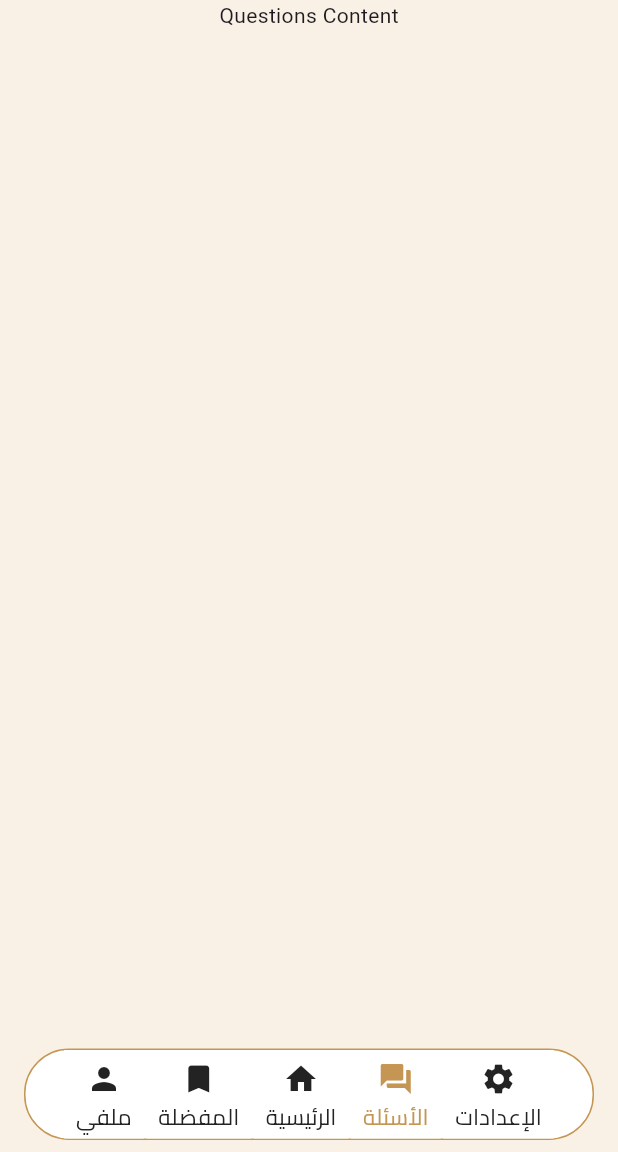
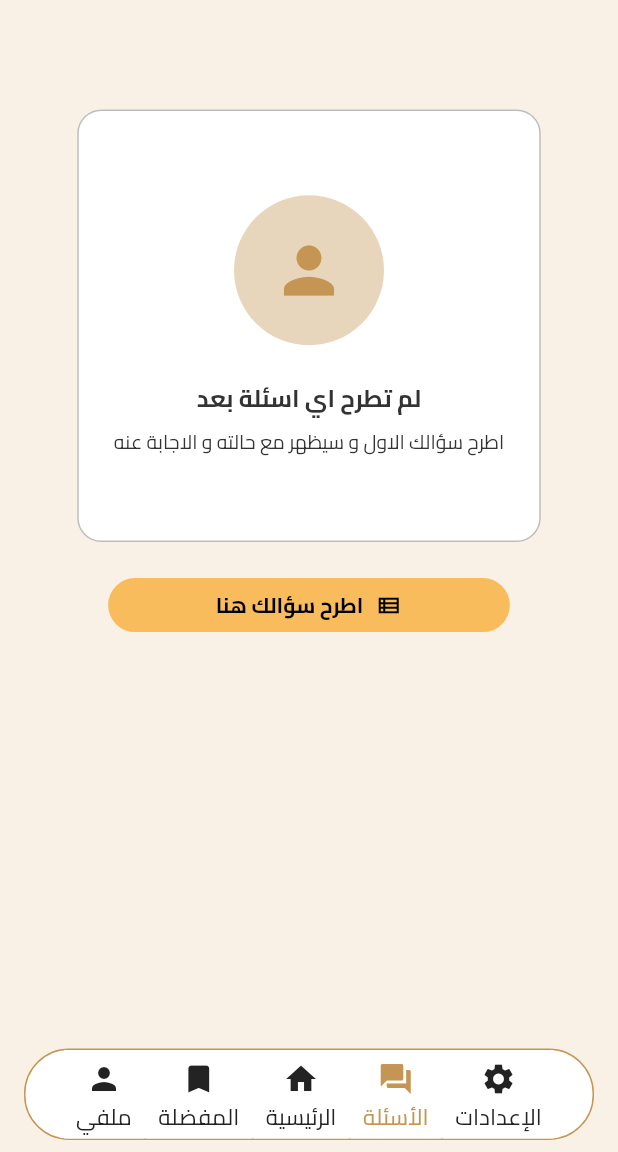
Before and after one commit to HaniHankoul/newer_version_of_hadith_app, a Flutter app: the screen it shows after launch, item 4 of the bottom bar chosen, on a phone screen of 412 x 824 dp, the part 84-1236 px from its top. Run offline on Flutter 3.47's test engine with Material 3 defaults, Android fonts, the phone set to English and light mode, and no system bars; our stand-ins replace flutter_bloc, flutter_svg, go_router.

Commit message:
auth(login) and questions_screen

```diff
--- /dev/null
+++ b/devtools_options.yaml
@@ -0,0 +1,3 @@
+description: This file stores settings for Dart & Flutter DevTools.
+documentation: https://docs.flutter.dev/tools/devtools/extensions#configure-extension-enablement-states
+extensions:
--- a/lib/app/core/navigation/UI/navigation_panel.dart
+++ b/lib/app/core/navigation/UI/navigation_panel.dart
@@ -27,7 +27,6 @@ class NavigationPanel extends StatelessWidget {
               color: Colors.white,
             ),
             child: Row(
-              mainAxisSize: MainAxisSize.min,
               mainAxisAlignment: MainAxisAlignment.spaceEvenly,
               children: [
                 NavigationElements(
--- a/lib/app/core/routing/app_route.dart
+++ b/lib/app/core/routing/app_route.dart
@@ -1,8 +1,12 @@
 import 'package:go_router/go_router.dart';
 
+import '../../features/auth/login/UI/login_screen.dart';
 import '../../features/home/UI/home_screen.dart';
 
 // GoRouter configuration
 final router = GoRouter(
-  routes: [GoRoute(path: '/', builder: (context, state) => HomeScreen())],
+  routes: [
+    GoRoute(path: '/', builder: (context, state) => HomeScreen()),
+    GoRoute(path: '/login', builder: (context, state) => LoginScreen()),
+  ],
 );
--- a/lib/app/core/widgets/custom_text.dart
+++ b/lib/app/core/widgets/custom_text.dart
@@ -18,6 +18,7 @@ class CustomText extends StatelessWidget {
   @override
   Widget build(BuildContext context) {
     return Text(
+      textDirection: TextDirection.rtl,
       text,
       style: TextStyle(
         color: color,
--- a/lib/app/core/widgets/universal_button.dart
+++ b/lib/app/core/widgets/universal_button.dart
@@ -2,59 +2,93 @@ import 'package:flutter/material.dart';
 import 'package:hadith_app/app/core/helper/general_sizes.dart';
 import 'package:hadith_app/app/core/widgets/custom_text.dart';
 
-import '../app_theme.dart';
-
-class UniversalButton extends StatelessWidget {
+class UniversalButton extends StatefulWidget {
   const UniversalButton({
     super.key,
-    this.width,
+    this.widthPortion,
+    this.height,
     required this.onTap,
     required this.title,
     required this.color,
     required this.textColor,
     required this.borderColor,
-    required this.icon,
+    this.icon,
   });
   final VoidCallback onTap;
-  final double? width;
-  final IconData icon;
+  final double? widthPortion;
+  final double? height;
+  final IconData? icon;
   final String title;
   final Color color;
   final Color textColor;
   final Color borderColor;
+
+  @override
+  State<UniversalButton> createState() => _UniversalButtonState();
+}
+
+class _UniversalButtonState extends State<UniversalButton> {
+  bool _isPressed = false;
+
+  void _setPressed(bool value) {
+    if (_isPressed == value) {
+      return;
+    }
+
+    setState(() {
+      _isPressed = value;
+    });
+  }
+
+  void _handleTap() {
+    widget.onTap();
+    _setPressed(false);
+  }
+
   @override
   Widget build(BuildContext context) {
-    return InkWell(
-      onTap: onTap,
-      splashColor: AppColors.black,
-      focusColor: AppColors.black,
-      highlightColor: AppColors.black,
+    final screenWidth = MediaQuery.of(context).size.width;
+
+    return AnimatedScale(
+      scale: _isPressed ? 0.96 : 1.0,
+      duration: const Duration(milliseconds: 120),
+      curve: Curves.easeOut,
+      child: InkWell(
+        onTap: _handleTap,
+        onTapDown: (_) => _setPressed(true),
+        onTapCancel: () => _setPressed(false),
+        borderRadius: BorderRadius.circular(borderRadiusL),
         child: Container(
-        width: width,
+          width: widget.widthPortion == null
+              ? widget.widthPortion
+              : screenWidth * widget.widthPortion!,
+          height: widget.height == null ? widget.height : widget.height!,
           padding: EdgeInsets.symmetric(
             horizontal: GeneralSizes.small,
             vertical: 6,
           ),
           decoration: BoxDecoration(
-          color: color,
+            color: widget.color,
             borderRadius: BorderRadius.circular(borderRadiusL),
-          border: Border.all(color: borderColor, width: 2),
+            border: Border.all(color: widget.borderColor, width: 2),
           ),
           child: Row(
             mainAxisAlignment: MainAxisAlignment.center,
             textDirection: TextDirection.rtl,
             children: [
-            Icon(icon, size: 18, color: textColor),
+              if (widget.icon != null)
+                Icon(widget.icon, size: 18, color: widget.textColor),
               SizedBox(width: GeneralSizes.small),
               CustomText(
-              text: title,
-              color: textColor,
+                text: widget.title,
+                color: widget.textColor,
                 fontSize: 14,
                 fontWeight: FontWeight.w700,
               ),
             ],
           ),
         ),
+      ),
     );
   }
 }
--- a/lib/app/core/widgets/universal_container.dart
+++ b/lib/app/core/widgets/universal_container.dart
@@ -2,16 +2,21 @@ import 'package:flutter/material.dart';
 import 'package:hadith_app/app/core/app_theme.dart';
 import 'package:hadith_app/app/core/helper/general_sizes.dart';
 
+// ignore: must_be_immutable
 class UniversalContainer extends StatelessWidget {
-  const UniversalContainer({
+  UniversalContainer({
     super.key,
-    required this.child,
     required this.heightPortion,
     required this.widthPortion,
+    this.color,
+    this.borderColor,
+    required this.child,
   });
   final double heightPortion;
   final double widthPortion;
   final Widget child;
+  Color? color = AppColors.white;
+  Color? borderColor = Colors.black26;
   @override
   Widget build(BuildContext context) {
     final screenHeight = MediaQuery.of(context).size.height;
@@ -21,8 +26,8 @@ class UniversalContainer extends StatelessWidget {
       width: screenWidth * widthPortion,
       decoration: BoxDecoration(
         borderRadius: BorderRadius.circular(GeneralSizes.medium),
-        border: Border.all(color: Colors.black26),
-        color: AppColors.white,
+        border: Border.all(color: borderColor ?? Colors.black26),
+        color: color ?? AppColors.white,
       ),
       child: child,
     );
--- a/lib/app/features/home/UI/home_screen.dart
+++ b/lib/app/features/home/UI/home_screen.dart
@@ -5,6 +5,7 @@ import 'package:hadith_app/app/core/widgets/custom_drawer.dart';
 import 'package:hadith_app/app/core/widgets/custom_text.dart';
 import 'package:hadith_app/app/features/favourite/UI/favourite_screen.dart';
 import 'package:hadith_app/app/features/profile/UI/profile_screen.dart';
+import 'package:hadith_app/app/features/questions/UI/questions_screen.dart';
 import '../../../core/navigation/UI/navigation_panel.dart';
 import '../../../core/navigation/logic/navigation_cubit.dart';
 import 'home_body.dart';
@@ -57,7 +58,7 @@ Widget body(NavigationState state) {
     case NavigationState.profile:
       return ProfileScreen();
     case NavigationState.questions:
-      return Center(child: Text('Questions Content'));
+      return QuestionsScreen();
     case NavigationState.favourites:
       return FavouriteScreen();
   }
--- /dev/null
+++ b/lib/app/features/questions/UI/questions_screen.dart
@@ -0,0 +1,68 @@
+import 'package:flutter/material.dart';
+import 'package:hadith_app/app/core/widgets/universal_button.dart';
+
+import '../../../core/app_theme.dart';
+import '../../../core/helper/general_sizes.dart';
+import '../../../core/widgets/custom_text.dart';
+import '../../../core/widgets/universal_container.dart';
+import 'widgets/dialog_body.dart';
+
+class QuestionsScreen extends StatelessWidget {
+  const QuestionsScreen({super.key});
+
+  @override
+  Widget build(BuildContext context) {
+    return SizedBox(
+      height: MediaQuery.of(context).size.height * .6,
+      width: double.infinity,
+      child: Column(
+        mainAxisAlignment: MainAxisAlignment.center,
+        children: [
+          UniversalContainer(
+            heightPortion: .35,
+            widthPortion: .75,
+            child: Column(
+              mainAxisAlignment: MainAxisAlignment.center,
+              children: [
+                CircleAvatar(
+                  backgroundColor: AppColors.primary.withAlpha(100),
+                  radius: 50,
+                  child: Icon(Icons.person, size: 50, color: AppColors.primary),
+                ),
+                verticalLargeSpacing(),
+                CustomText(
+                  text: ' لم تطرح اي اسئلة بعد ',
+                  fontWeight: FontWeight.w700,
+                  fontSize: 16,
+                ),
+                verticalSmallSpacing(),
+                CustomText(
+                  fontSize: 13,
+                  text: 'اطرح سؤالك الاول و سيظهر مع حالته و الاجابة عنه',
+                ),
+              ],
+            ),
+          ),
+          verticalLargeSpacing(),
+          Padding(
+            padding: const EdgeInsets.symmetric(horizontal: GeneralSizes.large),
+            child: UniversalButton(
+              widthPortion: 0.65,
+              onTap: () {
+                showDialog(
+                  context: context,
+                  builder: (context) => DialogBody(),
+                );
+              },
+              title: 'اطرح سؤالك هنا',
+              color: AppColors.primaryRich,
+              textColor: Colors.black,
+              borderColor: AppColors.primaryRich,
+              icon: Icons.view_list_outlined,
+            ),
+          ),
+        ],
+      ),
+    );
+  }
+}
```
Also changed, not shown: lib/app/core/helper/assets.dart (added, +16 -0 lines), lib/app/features/auth/login/UI/login_screen.dart (added, +102 -0 lines), lib/app/features/auth/login/UI/widgets/divider_stack.dart (added, +48 -0 lines), lib/app/features/auth/login/UI/widgets/form_body.dart (added, +183 -0 lines), lib/app/features/home/UI/home_body.dart (+33 -8 lines), lib/app/features/home/UI/widgets/container_element.dart (+12 -2 lines), lib/app/features/questions/UI/widgets/dialog_body.dart (added, +86 -0 lines), pubspec.yaml (+10 -0 lines), assets/images/big_circle.svg (added), assets/images/small_circle.svg (added), pubspec.lock. Lines whose indentation alone changed are shown as unchanged.
